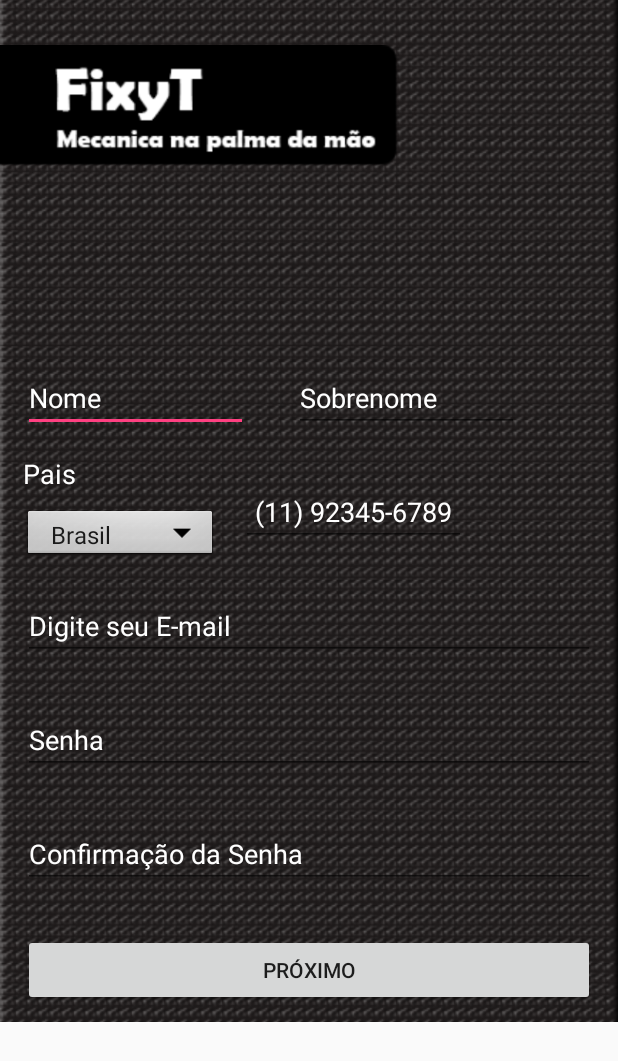
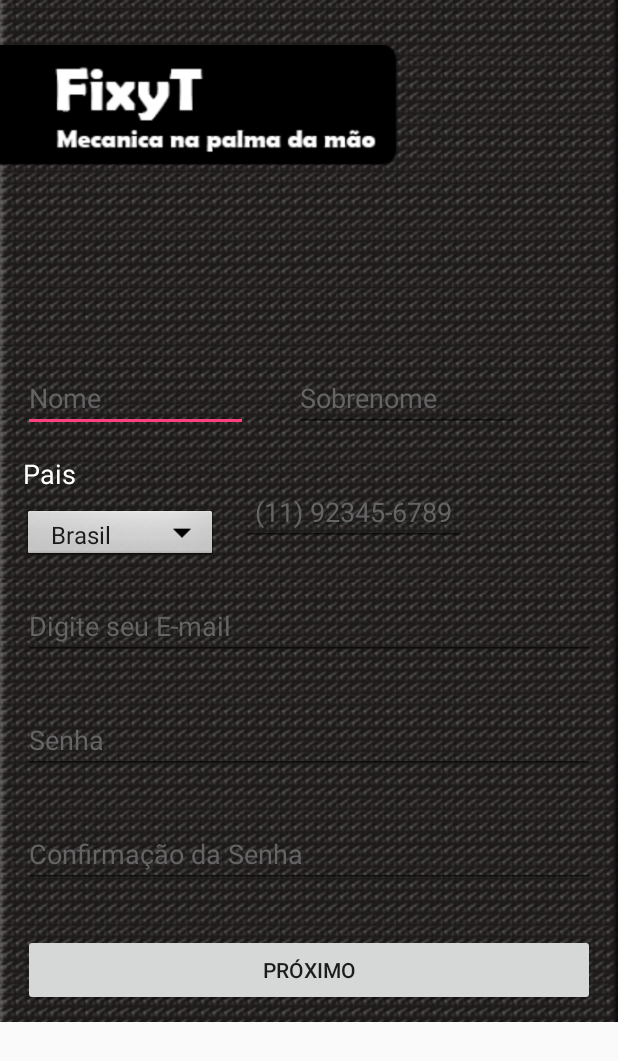
Before and after one commit to diogoguilhen/Fixyt, an Android app: the Registrar_1 screen opened directly, with no data from a screen before it, on a phone screen of 412 x 824 dp. Shown: the top 1061 px of the screen. Run offline under Robolectric (Android 15) with nearby library versions, the phone set to English and light mode, and no system bars; our stand-ins replace Firebase (no records; nobody signed in at launch, a user with empty details on screens opened directly).

Commit message:
So mudando os XMLs

```diff
--- a/app/src/main/res/layout/activity_login.xml
+++ b/app/src/main/res/layout/activity_login.xml
@@ -31,7 +31,7 @@
             android:layout_width="match_parent"
             android:layout_height="wrap_content"
             android:textColorLink="@android:color/holo_blue_dark"
-            android:textColorHint="@android:color/background_light"
+            android:textColorHint="@color/colorPrimaryDark"
             android:textColorHighlight="@android:color/background_light"
             android:textColor="@android:color/white" />
 
@@ -43,7 +43,7 @@
             android:layout_width="match_parent"
             android:layout_height="wrap_content"
             android:textColorLink="@android:color/holo_blue_dark"
-            android:textColorHint="@android:color/background_light"
+            android:textColorHint="@color/colorPrimaryDark"
             android:textColorHighlight="@android:color/background_light"
             android:textColor="@android:color/white"/>
 
--- a/app/src/main/res/layout/activity_registrar_1.xml
+++ b/app/src/main/res/layout/activity_registrar_1.xml
@@ -39,7 +39,7 @@
                 android:inputType="text"
                 android:textColor="@android:color/white"
                 android:textColorHighlight="@android:color/background_light"
-                android:textColorHint="@android:color/background_light"
+                android:textColorHint="@color/colorPrimaryDark"
                 android:textColorLink="@android:color/holo_blue_dark" />
 
             <EditText
@@ -51,7 +51,7 @@
                 android:inputType="text"
                 android:textColor="@android:color/white"
                 android:textColorHighlight="@android:color/background_light"
-                android:textColorHint="@android:color/background_light"
+                android:textColorHint="@color/colorPrimaryDark"
                 android:textColorLink="@android:color/holo_blue_dark" />
 
         </LinearLayout>
@@ -101,7 +101,7 @@
                 android:layout_gravity="center_vertical"
                 android:textColor="@android:color/white"
                 android:textColorHighlight="@android:color/background_light"
-                android:textColorHint="@android:color/background_light"
+                android:textColorHint="@color/colorPrimaryDark"
                 android:textColorLink="@android:color/holo_blue_dark"
                 android:textAlignment="center" />
 
@@ -116,7 +116,7 @@
             android:inputType="textEmailAddress"
             android:textColor="@android:color/white"
             android:textColorHighlight="@android:color/background_light"
-            android:textColorHint="@android:color/background_light"
+            android:textColorHint="@color/colorPrimaryDark"
             android:textColorLink="@android:color/holo_blue_dark" />
 
         <EditText
@@ -128,7 +128,7 @@
             android:inputType="textPassword"
             android:textColor="@android:color/white"
             android:textColorHighlight="@android:color/background_light"
-            android:textColorHint="@android:color/background_light"
+            android:textColorHint="@color/colorPrimaryDark"
             android:textColorLink="@android:color/holo_blue_dark" />
 
         <EditText
@@ -140,7 +140,7 @@
             android:inputType="textPassword"
             android:textColor="@android:color/white"
             android:textColorHighlight="@android:color/background_light"
-            android:textColorHint="@android:color/background_light"
+            android:textColorHint="@color/colorPrimaryDark"
             android:textColorLink="@android:color/holo_blue_dark" />
 
         <Button
--- a/app/src/main/res/layout/activity_registrar_2.xml
+++ b/app/src/main/res/layout/activity_registrar_2.xml
@@ -65,7 +65,7 @@
             android:layout_width="match_parent"
             android:layout_height="wrap_content"
             android:textColorLink="@android:color/holo_blue_dark"
-            android:textColorHint="@android:color/background_light"
+            android:textColorHint="@color/colorPrimaryDark"
             android:textColorHighlight="@android:color/background_light"
             android:textColor="@android:color/white" />
 
@@ -76,7 +76,7 @@
             android:layout_width="match_parent"
             android:layout_height="wrap_content"
             android:textColorLink="@android:color/holo_blue_dark"
-            android:textColorHint="@android:color/background_light"
+            android:textColorHint="@color/colorPrimaryDark"
             android:textColorHighlight="@android:color/background_light"
             android:textColor="@android:color/white"
             android:inputType="number" />
@@ -111,7 +111,7 @@
             android:layout_width="match_parent"
             android:layout_height="wrap_content"
             android:textColorLink="@android:color/holo_blue_dark"
-            android:textColorHint="@android:color/background_light"
+            android:textColorHint="@color/colorPrimaryDark"
             android:textColorHighlight="@android:color/background_light"
             android:textColor="@android:color/white"
             android:inputType="text" />
--- a/app/src/main/res/values/colors.xml
+++ b/app/src/main/res/values/colors.xml
@@ -1,6 +1,6 @@
 <?xml version="1.0" encoding="utf-8"?>
 <resources>
     <color name="colorPrimary">#000000</color>
-    <color name="colorPrimaryDark">#414141</color>
+    <color name="colorPrimaryDark">#646464</color>
     <color name="colorAccent">#FF4081</color>
 </resources>
```
